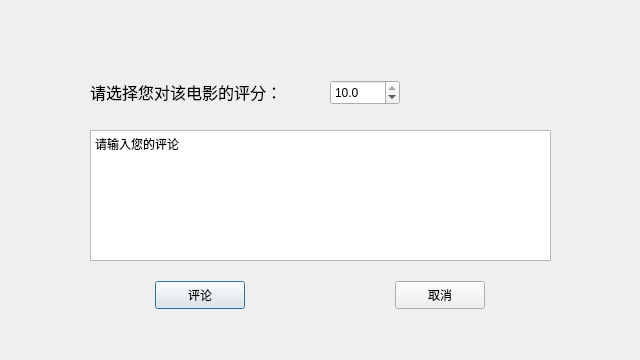
Before: the Qt Designer form GUI/CommentDialogUI.ui in ljcleo/DBProj, drawn with Qt 5.
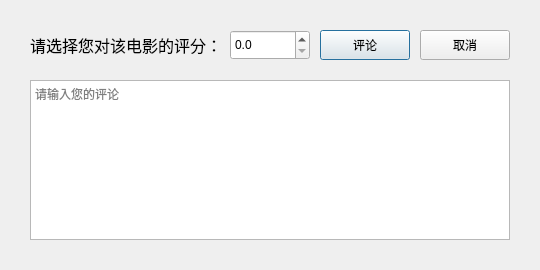
After: the same form once the commit is applied.

Commit message:
finish comment upsert interface connection
finish connection between GUI and DB interface for comment upsert
recover unexpected file change due to previous commit

What changed in the file:
```diff
--- a/GUI/CommentDialogUI.ui
+++ b/GUI/CommentDialogUI.ui
@@ -6,8 +6,8 @@
    <rect>
     <x>0</x>
     <y>0</y>
-    <width>640</width>
-    <height>360</height>
+    <width>540</width>
+    <height>270</height>
    </rect>
   </property>
   <property name="windowTitle">
@@ -16,15 +16,15 @@
   <widget class="QLabel" name="RateLabel">
    <property name="geometry">
     <rect>
-     <x>90</x>
-     <y>71</y>
-     <width>411</width>
-     <height>41</height>
+     <x>30</x>
+     <y>30</y>
+     <width>200</width>
+     <height>30</height>
     </rect>
    </property>
    <property name="font">
     <font>
-     <family>宋体</family>
+     <family>等线</family>
      <pointsize>12</pointsize>
     </font>
    </property>
@@ -35,10 +35,10 @@
   <widget class="QPushButton" name="OKButton">
    <property name="geometry">
     <rect>
-     <x>155</x>
-     <y>281</y>
+     <x>320</x>
+     <y>30</y>
      <width>90</width>
-     <height>28</height>
+     <height>30</height>
     </rect>
    </property>
    <property name="text">
@@ -51,10 +51,10 @@
   <widget class="QPushButton" name="CancelButton">
    <property name="geometry">
     <rect>
-     <x>395</x>
-     <y>281</y>
+     <x>420</x>
+     <y>30</y>
      <width>90</width>
-     <height>28</height>
+     <height>30</height>
     </rect>
    </property>
    <property name="text">
@@ -64,23 +64,23 @@
   <widget class="QPlainTextEdit" name="CommentText">
    <property name="geometry">
     <rect>
-     <x>90</x>
-     <y>130</y>
-     <width>461</width>
-     <height>131</height>
-    </rect>
-   </property>
-   <property name="plainText">
-    <string>请输入您的评论</string>
-   </property>
-  </widget>
-  <widget class="QDoubleSpinBox" name="doubleSpinBox">
-   <property name="geometry">
-    <rect>
-     <x>330</x>
+     <x>30</x>
      <y>80</y>
-     <width>70</width>
-     <height>25</height>
+     <width>480</width>
+     <height>160</height>
+    </rect>
+   </property>
+   <property name="placeholderText">
+    <string>请输入您的评论</string>
+   </property>
+  </widget>
+  <widget class="QDoubleSpinBox" name="Rating">
+   <property name="geometry">
+    <rect>
+     <x>230</x>
+     <y>30</y>
+     <width>80</width>
+     <height>30</height>
     </rect>
    </property>
    <property name="decimals">
@@ -89,8 +89,8 @@
    <property name="maximum">
     <double>10.000000000000000</double>
    </property>
-   <property name="value">
-    <double>10.000000000000000</double>
+   <property name="singleStep">
+    <double>0.100000000000000</double>
    </property>
   </widget>
  </widget>
```
Left out of the diff: 2 changed lines with no effect on the pictures. The commit also changes 19 other files.
